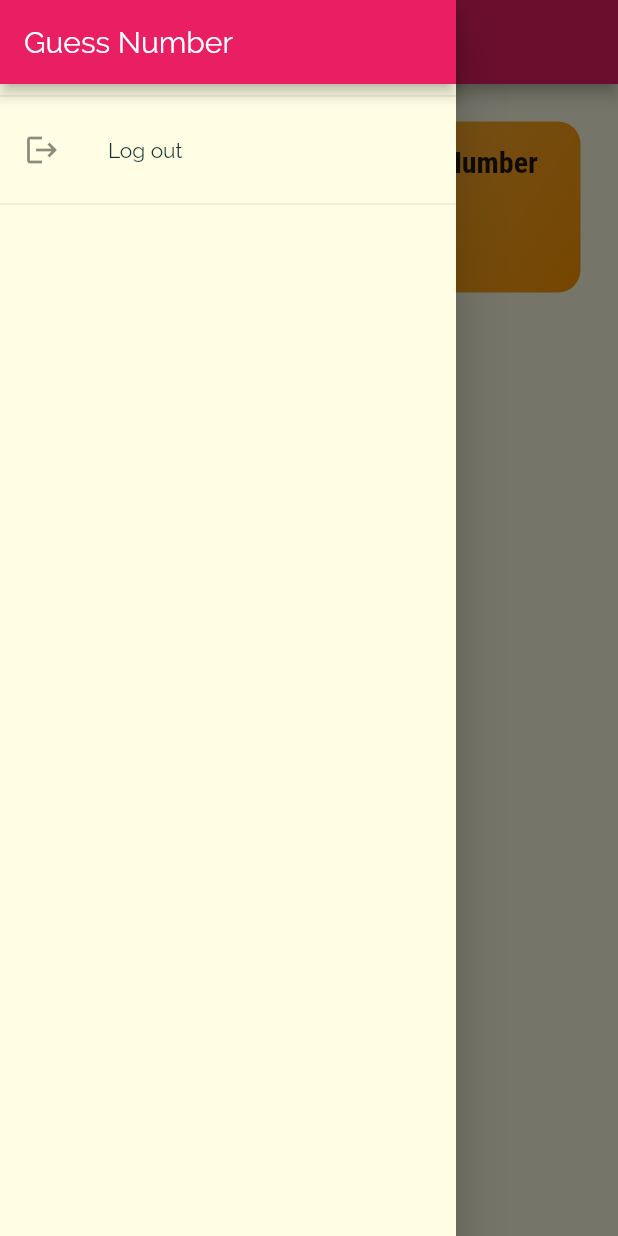
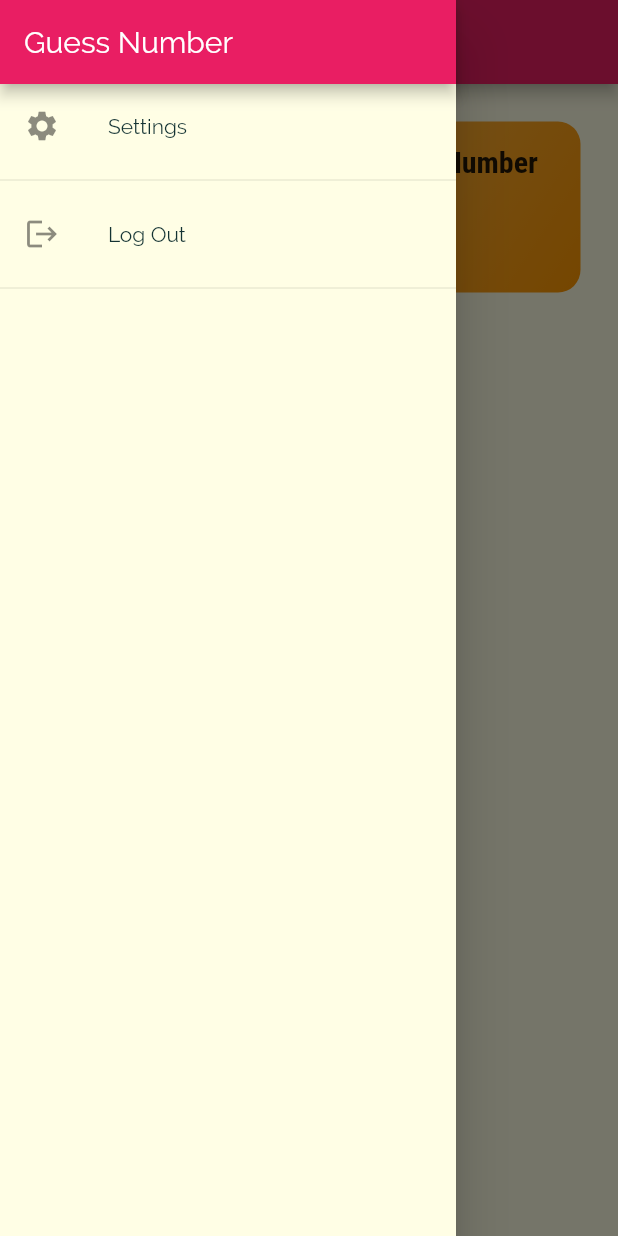
Before and after one commit to poknovem/guess_number, a Flutter app: the GameModeScreen screen opened by its route, with the side drawer open, on a phone screen of 412 x 824 dp. Run offline on Flutter 3.47's test engine with Material 2 defaults, Android fonts, the phone set to English and light mode, and no system bars; our stand-ins replace shared_preferences; accounts and stored records are empty.

Commit message:
increase 2 languages Eng/Thai

```diff
--- /dev/null
+++ b/lib/language/impl/eng_language.dart
@@ -0,0 +1,57 @@
+import '../language.dart';
+
+class EngLanguage implements Language {
+  @override
+  String get appName => "Guess Number";
+
+  @override
+  String get randomNumberOptionName => "Random Number";
+
+  @override
+  String get specificNumberOptionName => "Specify Number";
+
+  @override
+  String get settings => "Settings";
+
+  @override
+  String get thai => "Thai";
+
+  @override
+  String get congratulation => "Congratulation!!";
+
+  @override
+  String get doYouWantToPlayAgain => "Do you want to play again?";
+
+  @override
+  String get no => "No";
+
+  @override
+  String get okay => "Okay";
+
+  @override
+  String get letsFun => "Let\'s Fun";
+
+  @override
+  String get guess => "guess";
+
+  @override
+  String get pleaseEnterTheNumber => "Please enter the number!!";
+
+  @override
+  String get key => "key";
+
+  @override
+  String get pleaseProvideAValue => "Please provide a value.";
+
+  @override
+  String get pleaseEnterAnInteger => "Please enter an integer.";
+
+  @override
+  String get pleaseEnterNoDuplicateDigit => "Please enter no duplicate digit.";
+
+  @override
+  String pleaseEnterXDigit(int digit) => "Please enter $digit digit.";
+
+  @override
+  String get logOut => "Log Out";
+}
--- /dev/null
+++ b/lib/language/impl/thai_language.dart
@@ -0,0 +1,57 @@
+import '../language.dart';
+
+class ThaiLanguage implements Language {
+  @override
+  String get appName => "Guess Number";
+
+  @override
+  String get randomNumberOptionName => "สุ่มตัวเลข";
+
+  @override
+  String get specificNumberOptionName => "ระบุตัวเลข";
+
+  @override
+  String get settings => "การตั้งค่า";
+
+  @override
+  String get thai => "ไทย";
+
+  @override
+  String get congratulation => "ยินดีด้วย!!";
+
+  @override
+  String get doYouWantToPlayAgain => "ต้องการเล่นอีกไหม?";
+
+  @override
+  String get no => "ไม่ละ";
+
+  @override
+  String get okay => "ได้เลย";
+
+  @override
+  String get letsFun => "สนุกกัน";
+
+  @override
+  String get guess => "เดา";
+
+  @override
+  String get pleaseEnterTheNumber => "โปรดใส่ตัวเลข!!";
+
+  @override
+  String get key => "กำหนดค่า";
+
+  @override
+  String get pleaseProvideAValue => "โปรดระบุค่า.";
+
+  @override
+  String get pleaseEnterAnInteger => "โปรดใส่จำนวนเต็ม.";
+
+  @override
+  String get pleaseEnterNoDuplicateDigit => "โปรดย่าใส่เลขซ้ำ.";
+
+  @override
+  String pleaseEnterXDigit(int digit) => "โปรดใส่ $digit อักขระ.";
+
+  @override
+  String get logOut => "ล๊อคเอ๊าท์";
+}
--- /dev/null
+++ b/lib/language/language.dart
@@ -0,0 +1,20 @@
+abstract class Language {
+  String get appName;
+  String get randomNumberOptionName;
+  String get specificNumberOptionName;
+  String get settings;
+  String get thai;
+  String get congratulation;
+  String get doYouWantToPlayAgain;
+  String get no;
+  String get okay;
+  String get letsFun;
+  String get guess;
+  String get pleaseEnterTheNumber;
+  String get key;
+  String get pleaseProvideAValue;
+  String get pleaseEnterAnInteger;
+  String pleaseEnterXDigit(int digit);
+  String get pleaseEnterNoDuplicateDigit;
+  String get logOut;
+}
--- /dev/null
+++ b/lib/providers/lang.dart
@@ -0,0 +1,24 @@
+import 'package:flutter/cupertino.dart';
+import '../language/impl/eng_language.dart';
+import '../language/impl/thai_language.dart';
+import '../language/language.dart';
+
+class Lang with ChangeNotifier {
+  bool _isThai = false;
+  Language _language = EngLanguage();
+
+  Language get language => _language;
+
+  bool get isThai => _isThai;
+
+  void changeLanguage() {
+    if (_isThai) {
+      _isThai = false;
+      _language = EngLanguage();
+    } else {
+      _isThai = true;
+      _language = ThaiLanguage();
+    }
+    notifyListeners();
+  }
+}
--- a/lib/screen/game_mode_screen.dart
+++ b/lib/screen/game_mode_screen.dart
@@ -1,5 +1,7 @@
 import 'package:flutter/material.dart';
-import 'package:guess_number/widget/app_drawer.dart';
+import '../providers/lang.dart';
+import '../widget/app_drawer.dart';
+import 'package:provider/provider.dart';
 import '../handler/game_handler.dart';
 import '../widget/game_mode_item.dart';
 
@@ -8,15 +10,17 @@ class GameModeScreen extends StatelessWidget {
 
   @override
   Widget build(BuildContext context) {
+    Lang lang = Provider.of<Lang>(context);
     return Scaffold(
       appBar: AppBar(
-        title: Text('Guess Number'),
+        title: Text(lang.language.appName),
       ),
       body: GridView(
         children: [
-          GameModeItem(GameHandler.RANDOM_KEY_ID, 'Random Number', Colors.cyan),
-          GameModeItem(
-              GameHandler.SPECIFIC_KEY_ID, 'Specify Number', Colors.orange),
+          GameModeItem(GameHandler.RANDOM_KEY_ID,
+              lang.language.randomNumberOptionName, Colors.cyan),
+          GameModeItem(GameHandler.SPECIFIC_KEY_ID,
+              lang.language.specificNumberOptionName, Colors.orange),
         ],
         padding: const EdgeInsets.all(25),
         gridDelegate: SliverGridDelegateWithMaxCrossAxisExtent(
--- a/lib/widget/app_drawer.dart
+++ b/lib/widget/app_drawer.dart
@@ -1,5 +1,7 @@
 import 'package:flutter/material.dart';
-import 'package:guess_number/providers/auth.dart';
+import '../providers/lang.dart';
+import '../providers/auth.dart';
+import '../screen/settings_screen.dart';
 import 'package:provider/provider.dart';
 
 class AppDrawer extends StatelessWidget {
@@ -7,6 +9,7 @@ class AppDrawer extends StatelessWidget {
 
   @override
   Widget build(BuildContext context) {
+    Lang lang = Provider.of<Lang>(context);
     return Drawer(
       child: Column(
         children: [
@@ -14,10 +17,17 @@ class AppDrawer extends StatelessWidget {
             title: Text('Guess Number'),
             automaticallyImplyLeading: false,
           ),
+          ListTile(
+            leading: Icon(Icons.settings),
+            title: Text(lang.language.settings),
+            onTap: () {
+              Navigator.of(context).pushNamed(SettingsScreen.ROUTE_NAME);
+            },
+          ),
           Divider(),
           ListTile(
             leading: Icon(Icons.logout),
-            title: Text('Log out'),
+            title: Text(lang.language.logOut),
             onTap: () {
               Navigator.of(context).pop();
               Provider.of<Auth>(context, listen: false).logOut();
```
Also changed, not shown: lib/handler/game_handler.dart (+6 -5 lines), lib/main.dart (+13 -2 lines), lib/screen/play_game_screen.dart (+16 -13 lines), lib/screen/settings_screen.dart (added, +36 -0 lines), lib/widget/game_mode_item.dart (+10 -7 lines).
